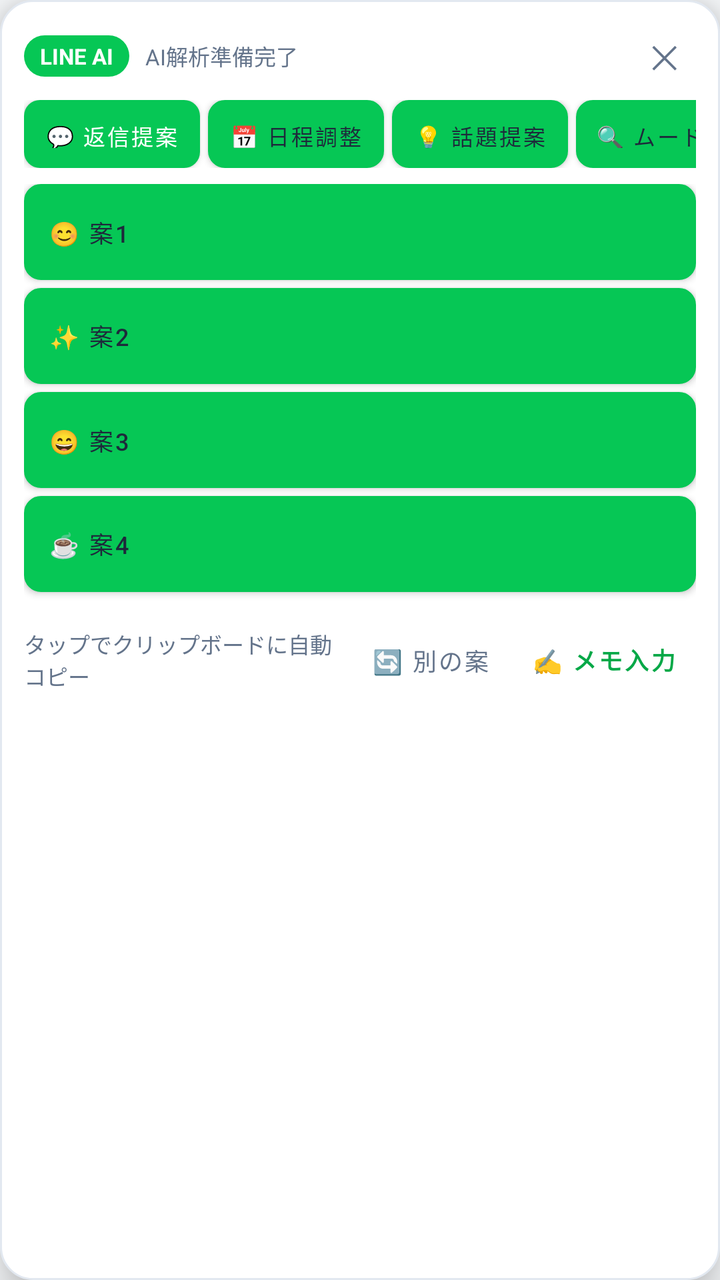
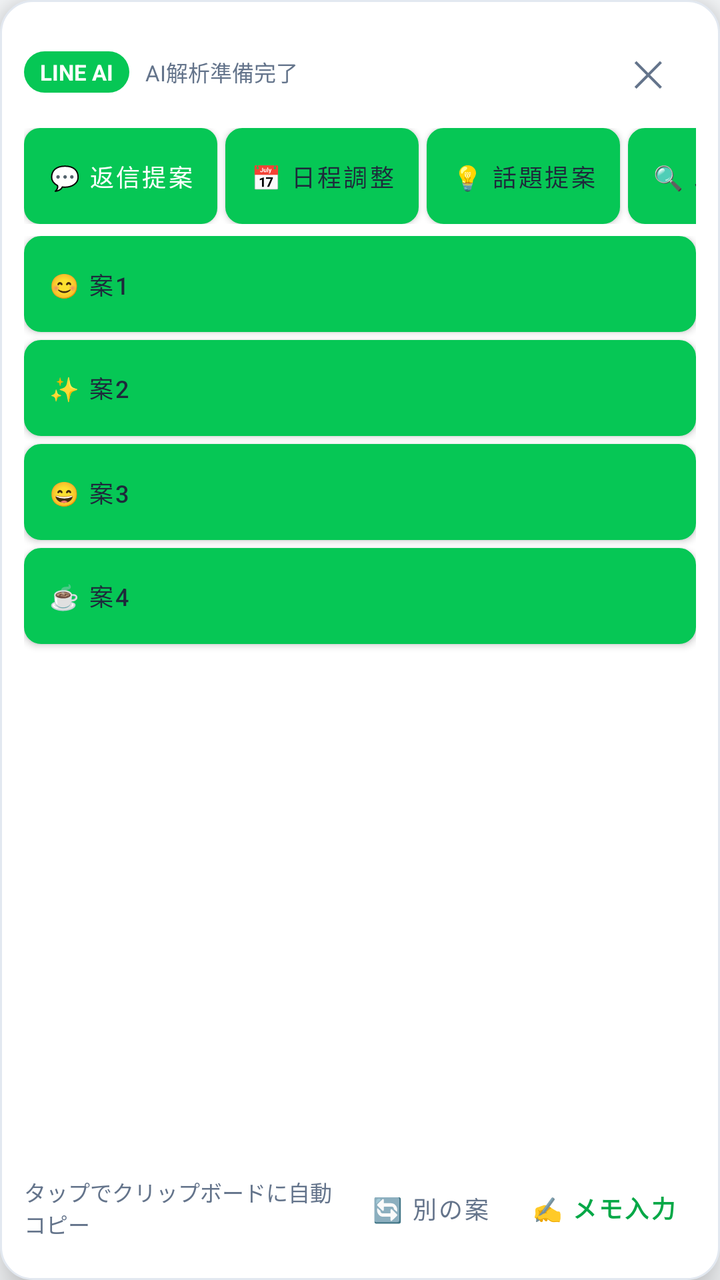

An Android layout rendered at two revisions. The XML below is the earlier revision; the diff shows what the commit changed to produce the second picture.
<!-- AndroidManifest.xml: application theme Theme.LineAiReply -->
<!-- res/layout/overlay_line_replies.xml -->
<?xml version="1.0" encoding="utf-8"?>
<LinearLayout xmlns:android="http://schemas.android.com/apk/res/android"
    android:id="@+id/cardRoot"
    android:layout_width="match_parent"
    android:layout_height="wrap_content"
    android:background="@drawable/bg_reply_sheet"
    android:elevation="12dp"
    android:orientation="vertical"
    android:padding="12dp">

    
    <LinearLayout
        android:layout_width="match_parent"
        android:layout_height="wrap_content"
        android:gravity="center_vertical"
        android:orientation="horizontal">

        <TextView
            android:id="@+id/textPlatformTag"
            android:layout_width="wrap_content"
            android:layout_height="wrap_content"
            android:background="@drawable/bg_line_pill"
            android:paddingHorizontal="8dp"
            android:paddingVertical="3dp"
            android:text="LINE AI"
            android:textColor="@color/white"
            android:textSize="11sp"
            android:textStyle="bold" />

        <TextView
            android:id="@+id/textContextSummary"
            android:layout_width="0dp"
            android:layout_height="wrap_content"
            android:layout_marginStart="8dp"
            android:layout_weight="1"
            android:ellipsize="end"
            android:maxLines="1"
            android:text="AI解析準備完了"
            android:textColor="@color/text_secondary"
            android:textSize="11sp" />

        <TextView
            android:id="@+id/btnClose"
            android:layout_width="32dp"
            android:layout_height="32dp"
            android:gravity="center"
            android:text="✕"
            android:textColor="@color/text_secondary"
            android:textSize="16sp" />
    </LinearLayout>

    
    <HorizontalScrollView
        android:layout_width="match_parent"
        android:layout_height="wrap_content"
        android:layout_marginTop="6dp"
        android:scrollbars="none">

        <LinearLayout
            android:layout_width="wrap_content"
            android:layout_height="wrap_content"
            android:orientation="horizontal">

            <Button
                android:id="@+id/btnModeReply"
                android:layout_width="wrap_content"
                android:layout_height="34dp"
                android:layout_marginEnd="4dp"
                android:background="@drawable/bg_overlay_btn"
                android:backgroundTint="@color/line_green"
                android:paddingHorizontal="10dp"
                android:text="💬 返信提案"
                android:textColor="@color/white"
                android:textSize="11sp" />

            <Button
                android:id="@+id/btnModeSchedule"
                android:layout_width="wrap_content"
                android:layout_height="34dp"
                android:layout_marginEnd="4dp"
                android:background="@drawable/bg_overlay_btn_outline"
                android:paddingHorizontal="10dp"
                android:text="📅 日程調整"
                android:textColor="@color/text_primary"
                android:textSize="11sp" />

            <Button
                android:id="@+id/btnModeTopic"
                android:layout_width="wrap_content"
                android:layout_height="34dp"
                android:layout_marginEnd="4dp"
                android:background="@drawable/bg_overlay_btn_outline"
                android:paddingHorizontal="10dp"
                android:text="💡 話題提案"
                android:textColor="@color/text_primary"
                android:textSize="11sp" />

            <Button
                android:id="@+id/btnModeMood"
                android:layout_width="wrap_content"
                android:layout_height="34dp"
                android:background="@drawable/bg_overlay_btn_outline"
                android:paddingHorizontal="10dp"
                android:text="🔍 ムード分析"
                android:textColor="@color/text_primary"
                android:textSize="11sp" />
        </LinearLayout>
    </HorizontalScrollView>

    
    <TextView
        android:id="@+id/textAlertBanner"
        android:layout_width="match_parent"
        android:layout_height="wrap_content"
        android:layout_marginTop="6dp"
        android:background="#FEF2F2"
        android:paddingHorizontal="10dp"
        android:paddingVertical="8dp"
        android:textColor="#DC2626"
        android:textSize="12sp"
        android:textStyle="bold"
        android:visibility="gone" />

    
    <TextView
        android:id="@+id/textTargetMessage"
        android:layout_width="match_parent"
        android:layout_height="wrap_content"
        android:layout_marginTop="6dp"
        android:background="#EFF6FF"
        android:paddingHorizontal="10dp"
        android:paddingVertical="5dp"
        android:ellipsize="end"
        android:maxLines="2"
        android:text="🎯 返信対象: 「相手の最新メッセージ」"
        android:textColor="#1D4ED8"
        android:textSize="12sp"
        android:textStyle="bold"
        android:visibility="gone" />

    
    <TextView
        android:id="@+id/textScreenshotPreview"
        android:layout_width="match_parent"
        android:layout_height="wrap_content"
        android:layout_marginTop="4dp"
        android:background="#ECFDF5"
        android:paddingHorizontal="10dp"
        android:paddingVertical="4dp"
        android:ellipsize="end"
        android:maxLines="2"
        android:text="📸 直近スクショを反映中"
        android:textColor="#047857"
        android:textSize="11sp"
        android:visibility="gone" />

    
    <TextView
        android:id="@+id/textClipboardPreview"
        android:layout_width="match_parent"
        android:layout_height="wrap_content"
        android:layout_marginTop="6dp"
        android:background="#FEF3C7"
        android:paddingHorizontal="10dp"
        android:paddingVertical="4dp"
        android:ellipsize="end"
        android:maxLines="2"
        android:text="📋 コピー文を反映中"
        android:textColor="#92400E"
        android:textSize="11sp"
        android:visibility="gone" />

    
    <LinearLayout
        android:id="@+id/layoutMiniInput"
        android:layout_width="match_parent"
        android:layout_height="wrap_content"
        android:layout_marginTop="6dp"
        android:background="#F1F5F9"
        android:orientation="vertical"
        android:padding="8dp"
        android:visibility="gone">

        <TextView
            android:id="@+id/textMiniInputGuide"
            android:layout_width="match_parent"
            android:layout_height="wrap_content"
            android:text="💡 LINEでスクショ（電源＋音量下）を撮るか、メッセージをコピーすると自動解析されます。\nここに一言メモを入力して直接AI生成も可能です："
            android:textColor="#475569"
            android:textSize="11sp" />

        <LinearLayout
            android:layout_width="match_parent"
            android:layout_height="wrap_content"
            android:layout_marginTop="4dp"
            android:gravity="center_vertical"
            android:orientation="horizontal">

            <EditText
                android:id="@+id/editMiniPrompt"
                android:layout_width="0dp"
                android:layout_height="38dp"
                android:layout_weight="1"
                android:background="@android:drawable/edit_text"
                android:hint="例: 明日の予定 / カフェお誘い"
                android:imeOptions="actionDone"
                android:inputType="text"
                android:paddingHorizontal="8dp"
                android:textSize="12sp" />

            <Button
                android:id="@+id/btnMiniGenerate"
                android:layout_width="wrap_content"
                android:layout_height="38dp"
                android:layout_marginStart="6dp"
                android:background="@drawable/bg_overlay_btn"
                android:backgroundTint="@color/line_green"
                android:text="🚀 AI生成"
                android:textColor="@color/white"
                android:textSize="11sp" />
        </LinearLayout>
    </LinearLayout>

    
    <LinearLayout
        android:id="@+id/optionsLayout"
        android:layout_width="match_parent"
        android:layout_height="wrap_content"
        android:layout_marginTop="8dp"
        android:orientation="vertical">

        <Button
            android:id="@+id/btnOpt1"
            android:layout_width="match_parent"
            android:layout_height="wrap_content"
            android:layout_marginBottom="4dp"
            android:background="@drawable/bg_overlay_btn_outline"
            android:gravity="start|center_vertical"
            android:paddingHorizontal="12dp"
            android:paddingVertical="8dp"
            android:text="😊 案1"
            android:textAllCaps="false"
            android:textColor="@color/text_primary"
            android:textSize="12sp" />

        <Button
            android:id="@+id/btnOpt2"
            android:layout_width="match_parent"
            android:layout_height="wrap_content"
            android:layout_marginBottom="4dp"
            android:background="@drawable/bg_overlay_btn_outline"
            android:gravity="start|center_vertical"
            android:paddingHorizontal="12dp"
            android:paddingVertical="8dp"
            android:text="✨ 案2"
            android:textAllCaps="false"
            android:textColor="@color/text_primary"
            android:textSize="12sp" />

        <Button
            android:id="@+id/btnOpt3"
            android:layout_width="match_parent"
            android:layout_height="wrap_content"
            android:layout_marginBottom="4dp"
            android:background="@drawable/bg_overlay_btn_outline"
            android:gravity="start|center_vertical"
            android:paddingHorizontal="12dp"
            android:paddingVertical="8dp"
            android:text="😄 案3"
            android:textAllCaps="false"
            android:textColor="@color/text_primary"
            android:textSize="12sp" />

        <Button
            android:id="@+id/btnOpt4"
            android:layout_width="match_parent"
            android:layout_height="wrap_content"
            android:layout_marginBottom="6dp"
            android:background="@drawable/bg_overlay_btn_outline"
            android:gravity="start|center_vertical"
            android:paddingHorizontal="12dp"
            android:paddingVertical="8dp"
            android:text="☕ 案4"
            android:textAllCaps="false"
            android:textColor="@color/text_primary"
            android:textSize="12sp" />
    </LinearLayout>

    
    <LinearLayout
        android:layout_width="match_parent"
        android:layout_height="wrap_content"
        android:gravity="center_vertical"
        android:orientation="horizontal"
        android:paddingTop="4dp">

        <TextView
            android:layout_width="0dp"
            android:layout_height="wrap_content"
            android:layout_weight="1"
            android:text="タップでクリップボードに自動コピー"
            android:textColor="@color/text_secondary"
            android:textSize="11sp" />

        <Button
            android:id="@+id/btnRegenerate"
            android:layout_width="wrap_content"
            android:layout_height="wrap_content"
            android:background="?android:attr/selectableItemBackground"
            android:minWidth="0dp"
            android:paddingHorizontal="10dp"
            android:text="🔄 別の案"
            android:textColor="@color/text_secondary"
            android:textSize="12sp" />

        <Button
            android:id="@+id/btnDirectType"
            android:layout_width="wrap_content"
            android:layout_height="wrap_content"
            android:background="?android:attr/selectableItemBackground"
            android:minWidth="0dp"
            android:paddingHorizontal="10dp"
            android:text="✍️ メモ入力"
            android:textColor="@color/line_green_dark"
            android:textSize="12sp"
            android:textStyle="bold" />
    </LinearLayout>

</LinearLayout>
<!-- resources referenced by this layout -->
<resources>
  <color name="line_green">#06C755</color>
  <color name="line_green_dark">#05A847</color>
  <color name="text_primary">#1E293B</color>
  <color name="text_secondary">#64748B</color>
  <color name="white">#FFFFFF</color>
  <!-- drawable bg_line_pill (drawable) -->
  <?xml version="1.0" encoding="utf-8"?>
  <shape xmlns:android="http://schemas.android.com/apk/res/android"
      android:shape="rectangle">
      <solid android:color="@color/line_green" />
      <corners android:radius="999dp" />
  </shape>
  <!-- drawable bg_overlay_btn (drawable) -->
  <?xml version="1.0" encoding="utf-8"?>
  <shape xmlns:android="http://schemas.android.com/apk/res/android"
      android:shape="rectangle">
      <corners android:radius="8dp" />
      <solid android:color="@color/line_green" />
  </shape>
  <!-- drawable bg_overlay_btn_outline (drawable) -->
  <?xml version="1.0" encoding="utf-8"?>
  <shape xmlns:android="http://schemas.android.com/apk/res/android"
      android:shape="rectangle">
      <corners android:radius="8dp" />
      <solid android:color="#F8FAFC" />
      <stroke android:width="1dp" android:color="#CBD5E1" />
  </shape>
  <!-- drawable bg_reply_sheet (drawable) -->
  <?xml version="1.0" encoding="utf-8"?>
  <shape xmlns:android="http://schemas.android.com/apk/res/android"
      android:shape="rectangle">
      <solid android:color="@color/white" />
      <corners android:radius="16dp" />
      <stroke android:width="1dp" android:color="@color/border" />
  </shape>
  <style name="Theme.LineAiReply" parent="Theme.MaterialComponents.DayNight.NoActionBar">
          <item name="colorPrimary">@color/line_green</item>
          <item name="colorPrimaryDark">@color/line_green_dark</item>
          <item name="android:windowBackground">@color/bg_light</item>
      </style>
  <color name="border">#E2E8F0</color>
  <color name="bg_light">#F8FAFC</color>
</resources>

<!-- the commit's change to res/layout/overlay_line_replies.xml (unified diff, before → after) -->
@@ -41,19 +41,19 @@
 
         <TextView
             android:id="@+id/btnClose"
-            android:layout_width="32dp"
-            android:layout_height="32dp"
+            android:layout_width="48dp"
+            android:layout_height="48dp"
             android:gravity="center"
             android:text="✕"
             android:textColor="@color/text_secondary"
-            android:textSize="16sp" />
+            android:textSize="18sp" />
     </LinearLayout>
 
     
     <HorizontalScrollView
         android:layout_width="match_parent"
         android:layout_height="wrap_content"
-        android:layout_marginTop="6dp"
+        android:layout_marginTop="4dp"
         android:scrollbars="none">
 
         <LinearLayout
@@ -64,46 +64,50 @@
             <Button
                 android:id="@+id/btnModeReply"
                 android:layout_width="wrap_content"
-                android:layout_height="34dp"
+                android:layout_height="wrap_content"
+                android:minHeight="48dp"
                 android:layout_marginEnd="4dp"
                 android:background="@drawable/bg_overlay_btn"
                 android:backgroundTint="@color/line_green"
-                android:paddingHorizontal="10dp"
+                android:paddingHorizontal="12dp"
                 android:text="💬 返信提案"
                 android:textColor="@color/white"
-                android:textSize="11sp" />
+                android:textSize="12sp" />
 
             <Button
                 android:id="@+id/btnModeSchedule"
                 android:layout_width="wrap_content"
-                android:layout_height="34dp"
+                android:layout_height="wrap_content"
+                android:minHeight="48dp"
                 android:layout_marginEnd="4dp"
                 android:background="@drawable/bg_overlay_btn_outline"
-                android:paddingHorizontal="10dp"
+                android:paddingHorizontal="12dp"
                 android:text="📅 日程調整"
                 android:textColor="@color/text_primary"
-                android:textSize="11sp" />
+                android:textSize="12sp" />
 
             <Button
                 android:id="@+id/btnModeTopic"
                 android:layout_width="wrap_content"
-                android:layout_height="34dp"
+                android:layout_height="wrap_content"
+                android:minHeight="48dp"
                 android:layout_marginEnd="4dp"
                 android:background="@drawable/bg_overlay_btn_outline"
-                android:paddingHorizontal="10dp"
+                android:paddingHorizontal="12dp"
                 android:text="💡 話題提案"
                 android:textColor="@color/text_primary"
-                android:textSize="11sp" />
+                android:textSize="12sp" />
 
             <Button
                 android:id="@+id/btnModeMood"
                 android:layout_width="wrap_content"
-                android:layout_height="34dp"
-                android:background="@drawable/bg_overlay_btn_outline"
-                android:paddingHorizontal="10dp"
+                android:layout_height="wrap_content"
+                android:minHeight="48dp"
+                android:background="@drawable/bg_overlay_btn_outline"
+                android:paddingHorizontal="12dp"
                 android:text="🔍 ムード分析"
                 android:textColor="@color/text_primary"
-                android:textSize="11sp" />
+                android:textSize="12sp" />
         </LinearLayout>
     </HorizontalScrollView>
 
@@ -199,7 +203,7 @@
             <EditText
                 android:id="@+id/editMiniPrompt"
                 android:layout_width="0dp"
-                android:layout_height="38dp"
+                android:layout_height="48dp"
                 android:layout_weight="1"
                 android:background="@android:drawable/edit_text"
                 android:hint="例: 明日の予定 / カフェお誘い"
@@ -211,80 +215,95 @@
             <Button
                 android:id="@+id/btnMiniGenerate"
                 android:layout_width="wrap_content"
-                android:layout_height="38dp"
+                android:layout_height="wrap_content"
+                android:minHeight="48dp"
+                android:minWidth="48dp"
                 android:layout_marginStart="6dp"
                 android:background="@drawable/bg_overlay_btn"
                 android:backgroundTint="@color/line_green"
+                android:paddingHorizontal="12dp"
                 android:text="🚀 AI生成"
                 android:textColor="@color/white"
-                android:textSize="11sp" />
+                android:textSize="12sp" />
         </LinearLayout>
     </LinearLayout>
 
     
-    <LinearLayout
-        android:id="@+id/optionsLayout"
-        android:layout_width="match_parent"
-        android:layout_height="wrap_content"
-        android:layout_marginTop="8dp"
-        android:orientation="vertical">
-
-        <Button
-            android:id="@+id/btnOpt1"
+    <ScrollView
+        android:layout_width="match_parent"
+        android:layout_height="0dp"
+        android:layout_weight="1"
+        android:layout_marginTop="6dp"
+        android:fillViewport="true"
+        android:scrollbars="vertical">
+
+        <LinearLayout
+            android:id="@+id/optionsLayout"
             android:layout_width="match_parent"
             android:layout_height="wrap_content"
-            android:layout_marginBottom="4dp"
-            android:background="@drawable/bg_overlay_btn_outline"
-            android:gravity="start|center_vertical"
-            android:paddingHorizontal="12dp"
-            android:paddingVertical="8dp"
-            android:text="😊 案1"
-            android:textAllCaps="false"
-            android:textColor="@color/text_primary"
-            android:textSize="12sp" />
-
-        <Button
-            android:id="@+id/btnOpt2"
-            android:layout_width="match_parent"
-            android:layout_height="wrap_content"
-            android:layout_marginBottom="4dp"
-            android:background="@drawable/bg_overlay_btn_outline"
-            android:gravity="start|center_vertical"
-            android:paddingHorizontal="12dp"
-            android:paddingVertical="8dp"
-            android:text="✨ 案2"
-            android:textAllCaps="false"
-            android:textColor="@color/text_primary"
-            android:textSize="12sp" />
-
-        <Button
-            android:id="@+id/btnOpt3"
-            android:layout_width="match_parent"
-            android:layout_height="wrap_content"
-            android:layout_marginBottom="4dp"
-            android:background="@drawable/bg_overlay_btn_outline"
-            android:gravity="start|center_vertical"
-            android:paddingHorizontal="12dp"
-            android:paddingVertical="8dp"
-            android:text="😄 案3"
-            android:textAllCaps="false"
-            android:textColor="@color/text_primary"
-            android:textSize="12sp" />
-
-        <Button
-            android:id="@+id/btnOpt4"
-            android:layout_width="match_parent"
-            android:layout_height="wrap_content"
-            android:layout_marginBottom="6dp"
-            android:background="@drawable/bg_overlay_btn_outline"
-            android:gravity="start|center_vertical"
-            android:paddingHorizontal="12dp"
-            android:paddingVertical="8dp"
-            android:text="☕ 案4"
-            android:textAllCaps="false"
-            android:textColor="@color/text_primary"
-            android:textSize="12sp" />
-    </LinearLayout>
+            android:orientation="vertical">
+
+            <Button
+                android:id="@+id/btnOpt1"
+                android:layout_width="match_parent"
+                android:layout_height="wrap_content"
+                android:minHeight="48dp"
+                android:layout_marginBottom="4dp"
+                android:background="@drawable/bg_overlay_btn_outline"
+                android:gravity="start|center_vertical"
+                android:paddingHorizontal="12dp"
+                android:paddingVertical="8dp"
+                android:text="😊 案1"
+                android:textAllCaps="false"
+                android:textColor="@color/text_primary"
+                android:textSize="12sp" />
+
+            <Button
+                android:id="@+id/btnOpt2"
+                android:layout_width="match_parent"
+                android:layout_height="wrap_content"
+                android:minHeight="48dp"
+                android:layout_marginBottom="4dp"
+                android:background="@drawable/bg_overlay_btn_outline"
+                android:gravity="start|center_vertical"
+                android:paddingHorizontal="12dp"
+                android:paddingVertical="8dp"
+                android:text="✨ 案2"
+                android:textAllCaps="false"
+                android:textColor="@color/text_primary"
+                android:textSize="12sp" />
+
+            <Button
+                android:id="@+id/btnOpt3"
+                android:layout_width="match_parent"
+                android:layout_height="wrap_content"
+                android:minHeight="48dp"
+                android:layout_marginBottom="4dp"
+                android:background="@drawable/bg_overlay_btn_outline"
+                android:gravity="start|center_vertical"
+                android:paddingHorizontal="12dp"
+                android:paddingVertical="8dp"
+                android:text="😄 案3"
+                android:textAllCaps="false"
+                android:textColor="@color/text_primary"
+                android:textSize="12sp" />
+
+            <Button
+                android:id="@+id/btnOpt4"
+                android:layout_width="match_parent"
+                android:layout_height="wrap_content"
+                android:minHeight="48dp"
+                android:layout_marginBottom="4dp"
+                android:background="@drawable/bg_overlay_btn_outline"
+                android:gravity="start|center_vertical"
+                android:paddingHorizontal="12dp"
+                android:paddingVertical="8dp"
+                android:text="☕ 案4"
+                android:textAllCaps="false"
+                android:textColor="@color/text_primary"
+                android:textSize="12sp" />
+        </LinearLayout>
+    </ScrollView>
 
     
     <LinearLayout
